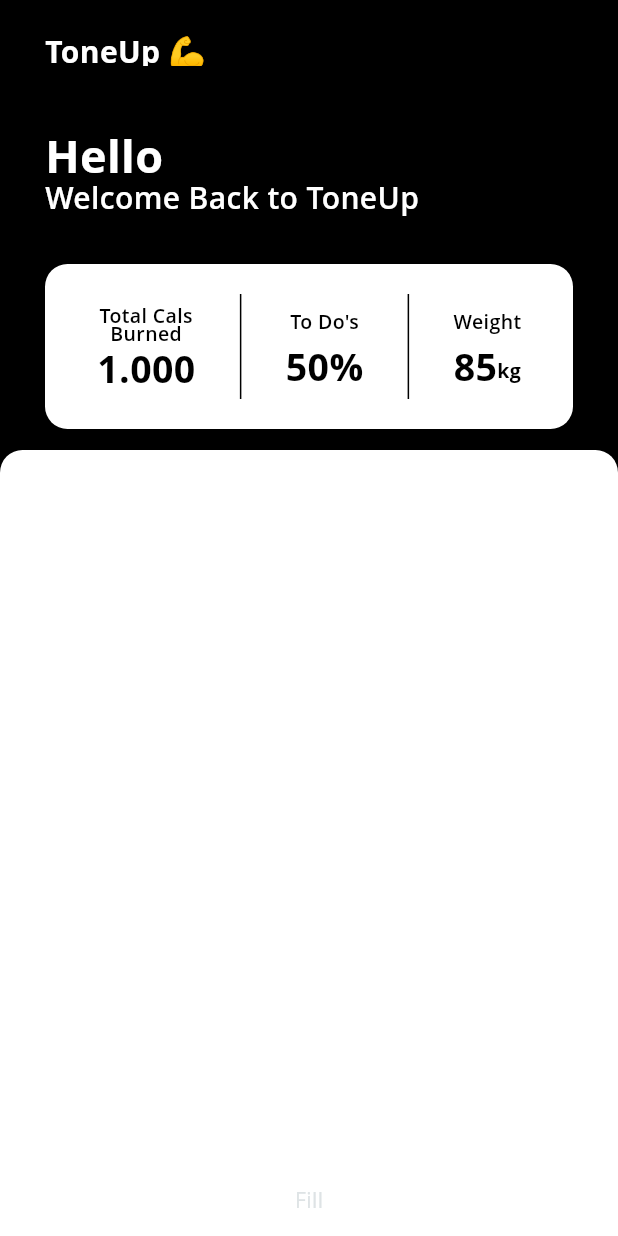
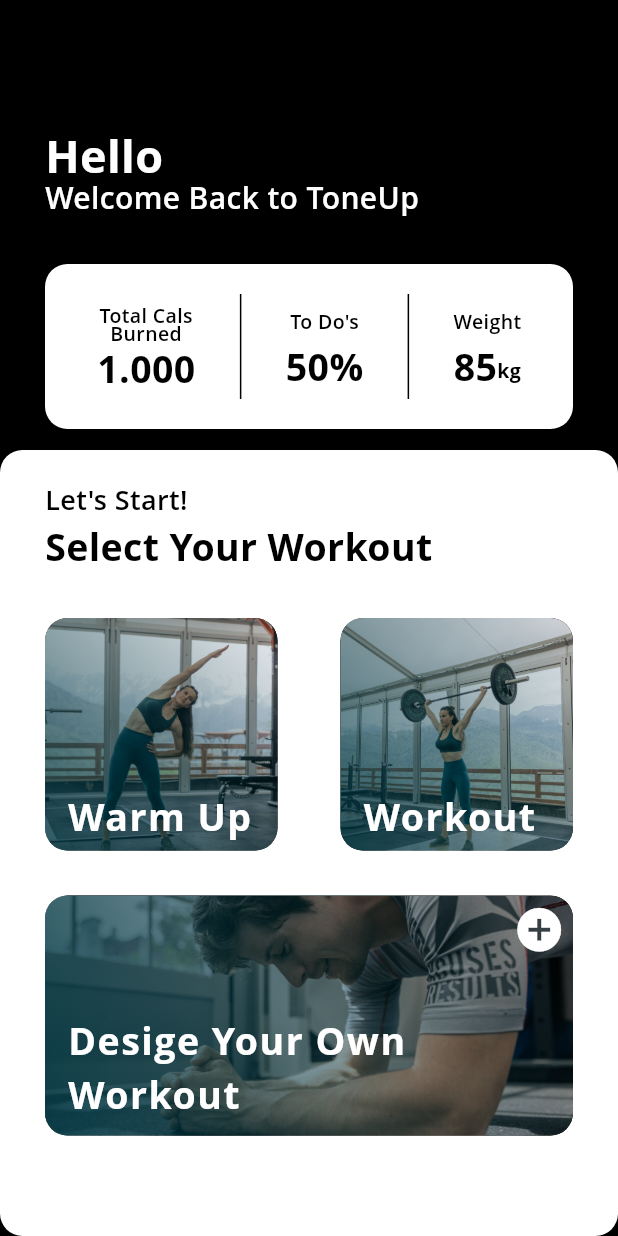
Before and after one commit to AniruddhaGawali/Tone-Up, a Flutter app: the screen it shows after launch, on a phone screen of 412 x 824 dp. Run offline on Flutter 3.47's test engine with Material 2 defaults, Android fonts, the phone set to English and light mode, and no system bars; our stand-ins replace firebase_core; accounts and stored records are empty; Roboto replaces fonts that are missing (Open Sans).

Commit message:
feat: added card buttons

```diff
--- a/lib/screen/home.dart
+++ b/lib/screen/home.dart
@@ -1,5 +1,6 @@
 import 'package:flutter/material.dart';
 import 'package:toneup/widgits/stats_box.dart';
+import 'package:toneup/widgits/workout_card.dart';
 
 class HomeScreen extends StatelessWidget {
   const HomeScreen({super.key});
@@ -10,17 +11,17 @@ class HomeScreen extends StatelessWidget {
       backgroundColor: Theme.of(context).colorScheme.background,
       body: CustomScrollView(slivers: [
         SliverAppBar.medium(
-          leading: Padding(
-            padding: const EdgeInsets.symmetric(vertical: 20, horizontal: 30),
-            child: Text(
-              "ToneUp 💪",
-              style: TextStyle(
-                fontSize: 20,
-                fontWeight: FontWeight.bold,
-                color: Theme.of(context).colorScheme.onBackground,
-              ),
-            ),
-          ),
+          // leading: Padding(
+          //   padding: const EdgeInsets.symmetric(vertical: 20, horizontal: 30),
+          //   child: Text(
+          //     "ToneUp 💪",
+          //     style: TextStyle(
+          //       fontSize: 20,
+          //       fontWeight: FontWeight.bold,
+          //       color: Theme.of(context).colorScheme.onBackground,
+          //     ),
+          //   ),
+          // ),
           leadingWidth: double.infinity,
           backgroundColor: Theme.of(context).colorScheme.background,
           expandedHeight: 300,
@@ -68,13 +69,51 @@ class HomeScreen extends StatelessWidget {
             delegate: SliverChildBuilderDelegate(
           (context, index) {
             return Container(
-              height: 1000,
+              height: MediaQuery.of(context).size.height -
+                  (300 + MediaQuery.of(context).padding.top),
               decoration: BoxDecoration(
                 color: Theme.of(context).colorScheme.onBackground,
                 borderRadius: BorderRadius.circular(15),
               ),
-              child: const Center(
-                child: Text('Fill'),
+              child: Padding(
+                padding:
+                    const EdgeInsets.symmetric(vertical: 20, horizontal: 30),
+                child: Column(
+                    crossAxisAlignment: CrossAxisAlignment.start,
+                    children: [
+                      Text("Let's Start!",
+                          style: TextStyle(
+                            fontSize: 18,
+                            fontWeight: FontWeight.w600,
+                            color: Theme.of(context).colorScheme.background,
+                          )),
+                      Text("Select Your Workout",
+                          style: TextStyle(
+                            fontSize: 25,
+                            fontWeight: FontWeight.bold,
+                            color: Theme.of(context).colorScheme.background,
+                          )),
+                      const SizedBox(
+                        height: 30,
+                      ),
+                      Row(
+                        mainAxisAlignment: MainAxisAlignment.spaceBetween,
+                        children: const [
+                          WorkoutCard(
+                            title: "Warm Up",
+                            image: "assets/images/warmup.jpg",
+                          ),
+                          WorkoutCard(
+                            title: "Workout",
+                            image: "assets/images/workout.jpg",
+                          ),
+                        ],
+                      ),
+                      const SizedBox(
+                        height: 30,
+                      ),
+                      const OwnWorkoutButton()
+                    ]),
               ),
             );
           },
@@ -84,3 +123,68 @@ class HomeScreen extends StatelessWidget {
     );
   }
 }
+
+class OwnWorkoutButton extends StatelessWidget {
+  const OwnWorkoutButton({
+    super.key,
+  });
+
+  @override
+  Widget build(BuildContext context) {
+    return GestureDetector(
+      onTap: () {},
+      child: Stack(
+        children: [
+          Container(
+            width: MediaQuery.of(context).size.width,
+            height: 160,
+            decoration: BoxDecoration(
+              color: Colors.black,
+              borderRadius: BorderRadius.circular(15),
+              image: const DecorationImage(
+                image: AssetImage("assets/images/own_workout.jpg"),
+                fit: BoxFit.cover,
+              ),
+            ),
+          ),
+          Container(
+            width: MediaQuery.of(context).size.width,
+            height: 160,
+            decoration: BoxDecoration(
+              gradient: LinearGradient(
+                colors: [
+                  const Color(0xFF003742).withOpacity(.9),
+                  const Color(0xFF003742).withOpacity(0),
+                ],
+                begin: Alignment.bottomLeft,
+                end: Alignment.topRight,
+              ),
+              borderRadius: BorderRadius.circular(15),
+            ),
+          ),
+          Positioned(
+            bottom: 10,
+            left: 15,
+            width: MediaQuery.of(context).size.width / 1.5,
+            child: Text(
+              "Desige Your Own Workout",
+              style: TextStyle(
+                fontSize: 25,
+                fontWeight: FontWeight.bold,
+                color: Theme.of(context).colorScheme.onBackground,
+                letterSpacing: 1,
+              ),
+            ),
+          ),
+          const Positioned(
+              top: 5,
+              right: 5,
+              child: Icon(
+                size: 35,
+                Icons.add_circle,
+              ))
+        ],
+      ),
+    );
+  }
+}
--- /dev/null
+++ b/lib/widgits/workout_card.dart
@@ -0,0 +1,63 @@
+import 'package:flutter/material.dart';
+
+class WorkoutCard extends StatelessWidget {
+  final String title;
+  final String image;
+
+  const WorkoutCard({
+    Key? key,
+    required this.title,
+    required this.image,
+  }) : super(key: key);
+
+  @override
+  Widget build(BuildContext context) {
+    return GestureDetector(
+      onTap: () {},
+      child: Stack(
+        children: [
+          Container(
+            width: 155,
+            height: 155,
+            decoration: BoxDecoration(
+              color: Colors.black,
+              borderRadius: BorderRadius.circular(15),
+              image: DecorationImage(
+                image: AssetImage(image),
+                fit: BoxFit.cover,
+              ),
+            ),
+          ),
+          Container(
+            width: 155,
+            height: 155,
+            decoration: BoxDecoration(
+              gradient: LinearGradient(
+                colors: [
+                  const Color(0xFF003742).withOpacity(.8),
+                  const Color(0xFF003742).withOpacity(0),
+                ],
+                begin: Alignment.bottomLeft,
+                end: Alignment.topRight,
+              ),
+              borderRadius: BorderRadius.circular(15),
+            ),
+          ),
+          Positioned(
+            bottom: 5,
+            left: 15,
+            child: Text(
+              title,
+              style: TextStyle(
+                fontSize: 25,
+                fontWeight: FontWeight.bold,
+                color: Theme.of(context).colorScheme.onBackground,
+                letterSpacing: 1,
+              ),
+            ),
+          ),
+        ],
+      ),
+    );
+  }
+}
```
Also changed, not shown: 3 other files.
